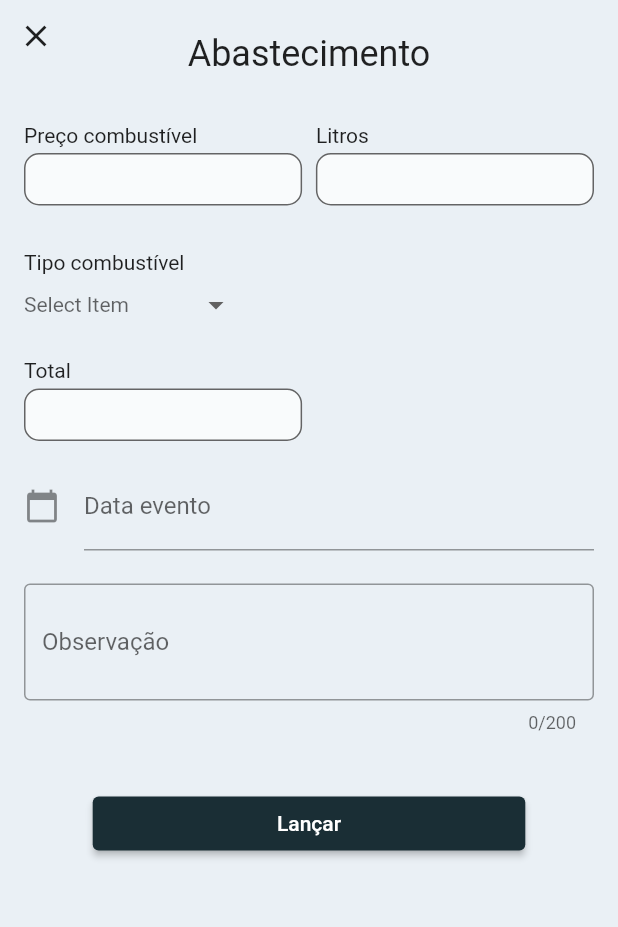
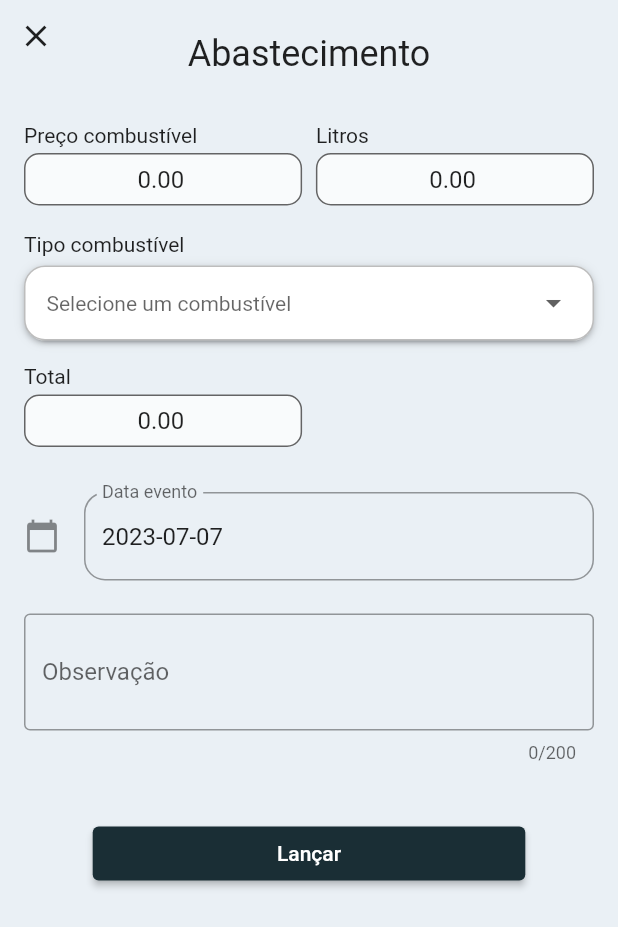
Before and after one commit to abnerdsilva/carcontrol, a Flutter app: the SupplyPage screen opened by its route, on a phone screen of 412 x 824 dp. Shown: the top 927 px of the screen. Run offline on Flutter 3.47's test engine with Material 2 defaults, Android fonts, the phone set to English and light mode, and no system bars; drawn by our look-alikes of dropdown_button2; our stand-ins replace cloud_firestore, firebase_auth, firebase_core, geolocator, get, google_maps_flutter and 2 more; missing offline and left inert: flutter_polyline_points; accounts and stored records are empty.

Commit message:
ajuste layout em lancamento abastecimento

```diff
--- a/driver/lib/pages/supply/components/menu_combustiveis.dart
+++ b/driver/lib/pages/supply/components/menu_combustiveis.dart
@@ -14,7 +14,8 @@ class MenuCombustiveis {
   ];
 
   static Widget buildItem(MenuTipoCombustivelModel item) {
-    return Row(
+    return Expanded(
+      child: Row(
         children: [
           const SizedBox(
             width: 10,
@@ -26,6 +27,7 @@ class MenuCombustiveis {
             ),
           ),
         ],
+      ),
     );
   }
 
--- a/driver/lib/pages/supply/supply_page.dart
+++ b/driver/lib/pages/supply/supply_page.dart
@@ -22,11 +22,10 @@ class SupplyPage extends StatefulWidget {
 class _SupplyPageState extends State<SupplyPage> {
   final controller = Get.put(HomeController(Get.find()));
 
-  TextEditingController dataEC = TextEditingController();
-  TextEditingController hourEC = TextEditingController();
-  TextEditingController priceEC = TextEditingController();
-  TextEditingController totalEC = TextEditingController();
-  TextEditingController quantityEC = TextEditingController();
+  TextEditingController dataEC = TextEditingController(text: DateTime.now().toLocal().toString().substring(0, 10));
+  TextEditingController priceEC = TextEditingController(text: 0.toStringAsFixed(2));
+  TextEditingController totalEC = TextEditingController(text: 0.toStringAsFixed(2));
+  TextEditingController quantityEC = TextEditingController(text: 0.toStringAsFixed(2));
   TextEditingController typeEC = TextEditingController();
   TextEditingController observationEC = TextEditingController();
 
@@ -90,8 +89,7 @@ class _SupplyPageState extends State<SupplyPage> {
                           style: TextStyle(fontSize: 24),
                         ),
                       ),
-                      const SizedBox(height: 16),
-                      const SizedBox(height: 16),
+                      const SizedBox(height: 32),
                       Row(
                         mainAxisAlignment: MainAxisAlignment.spaceBetween,
                         children: [
@@ -101,15 +99,25 @@ class _SupplyPageState extends State<SupplyPage> {
                               const Text('Preço combustível'),
                               SizedBox(
                                 width: MediaQuery.of(context).size.width * .45,
+                                child: Focus(
                                   child: CustomTextFormField(
                                     controller: priceEC,
                                     height: 35,
                                     keyboardType: TextInputType.number,
+                                    textAlign: TextAlign.center,
                                     validator: (value) {
                                       if (value == null) {
                                         return 'Campo obrigatório';
                                       }
                                       return null;
+                                    },
+                                  ),
+                                  onFocusChange: (value) {
+                                    if (!value) {
+                                      setState(() {
+                                        totalEC.text = double.parse(totalEC.value.text).toStringAsFixed(2);
+                                      });
+                                    }
                                   },
                                 ),
                               ),
@@ -121,10 +129,12 @@ class _SupplyPageState extends State<SupplyPage> {
                               const Text('Litros'),
                               SizedBox(
                                 width: MediaQuery.of(context).size.width * .45,
+                                child: Focus(
                                   child: CustomTextFormField(
                                     controller: quantityEC,
                                     height: 35,
                                     keyboardType: TextInputType.number,
+                                    textAlign: TextAlign.center,
                                     validator: (value) {
                                       if (value == null) {
                                         return 'Campo obrigatório';
@@ -132,18 +142,27 @@ class _SupplyPageState extends State<SupplyPage> {
                                       return null;
                                     },
                                   ),
+                                  onFocusChange: (value) {
+                                    if (!value) {
+                                      setState(() {
+                                        totalEC.text = double.parse(totalEC.value.text).toStringAsFixed(2);
+                                      });
+                                    }
+                                  },
+                                ),
                               ),
                             ],
                           ),
                         ],
                       ),
-                      const SizedBox(height: 16),
+                      const SizedBox(height: 4),
                       const Text('Tipo combustível'),
+                      const SizedBox(height: 6),
                       DropdownButtonHideUnderline(
                         child: DropdownButton2(
                           hint: itemSelected == null
                               ? Text(
-                                  'Select Item',
+                                  'Selecione um combustível',
                                   style: TextStyle(
                                     fontSize: 14,
                                     color: Theme.of(context).hintColor,
@@ -159,6 +178,19 @@ class _SupplyPageState extends State<SupplyPage> {
                             ),
                           ],
                           value: itemSelected,
+                          buttonStyleData: ButtonStyleData(
+                            height: 50,
+                            width: MediaQuery.of(context).size.width,
+                            padding: const EdgeInsets.only(left: 14, right: 14),
+                            decoration: BoxDecoration(
+                              borderRadius: BorderRadius.circular(14),
+                              border: Border.all(
+                                color: Colors.black26,
+                              ),
+                              color: Colors.white,
+                            ),
+                            elevation: 2,
+                          ),
                           onChanged: (value) {
                             final t = value as MenuTipoCombustivelModel;
                             log(t.text);
@@ -166,9 +198,21 @@ class _SupplyPageState extends State<SupplyPage> {
                               itemSelected = t;
                             });
                           },
-                          buttonStyleData: const ButtonStyleData(
-                            height: 40,
-                            width: 140,
+                          dropdownStyleData: DropdownStyleData(
+                            maxHeight: 200,
+                            width: MediaQuery.of(context).size.width * .9,
+                            // padding: const EdgeInsets.only(left: 14, right: 14),
+                            // useSafeArea: true,
+                            decoration: BoxDecoration(
+                              borderRadius: BorderRadius.circular(14),
+                              color: Colors.white,
+                            ),
+                            // offset: const Offset(20, 100),
+                            scrollbarTheme: ScrollbarThemeData(
+                              radius: const Radius.circular(40),
+                              thickness: MaterialStateProperty.all(6),
+                              thumbVisibility: MaterialStateProperty.all(true),
+                            ),
                           ),
                           menuItemStyleData: const MenuItemStyleData(
                             height: 40,
@@ -182,10 +226,12 @@ class _SupplyPageState extends State<SupplyPage> {
                           const Text('Total'),
                           SizedBox(
                             width: MediaQuery.of(context).size.width * .45,
+                            child: Focus(
                               child: CustomTextFormField(
                                 controller: totalEC,
                                 height: 35,
                                 keyboardType: TextInputType.number,
+                                textAlign: TextAlign.center,
                                 validator: (value) {
                                   if (value == null) {
                                     return 'Campo obrigatório';
@@ -193,15 +239,30 @@ class _SupplyPageState extends State<SupplyPage> {
                                   return null;
                                 },
                               ),
+                              onFocusChange: (value) {
+                                if (!value) {
+                                  setState(() {
+                                    totalEC.text = double.parse(totalEC.value.text).toStringAsFixed(2);
+                                  });
+                                }
+                              },
+                            ),
                           ),
                         ],
                       ),
+                      const SizedBox(height: 16),
                       Center(
                         child: TextField(
                           controller: dataEC,
                           decoration: const InputDecoration(
                             icon: Icon(Icons.calendar_today),
                             labelText: "Data evento",
+                            border: OutlineInputBorder(
+                                borderRadius: BorderRadius.all(Radius.circular(14)),
+                                borderSide: BorderSide(
+                                  color: Colors.greenAccent,
+                                  width: 3,
+                                )),
                           ),
                           readOnly: true,
                           onTap: () async {
```
Lines whose indentation alone changed are shown as unchanged.
